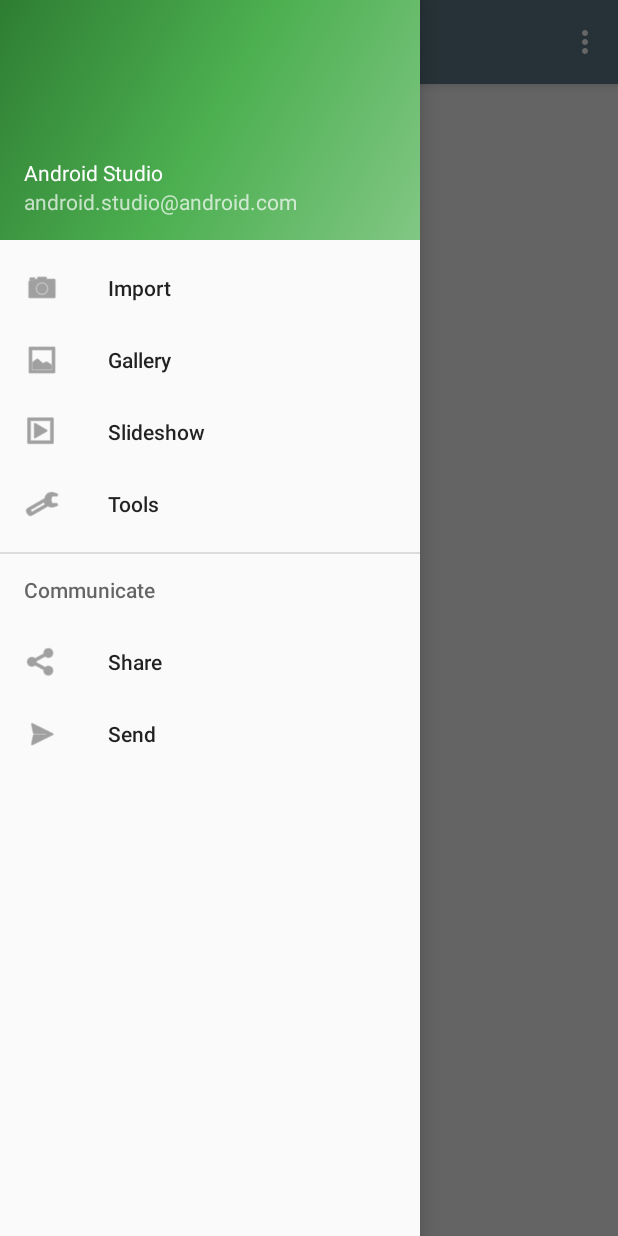
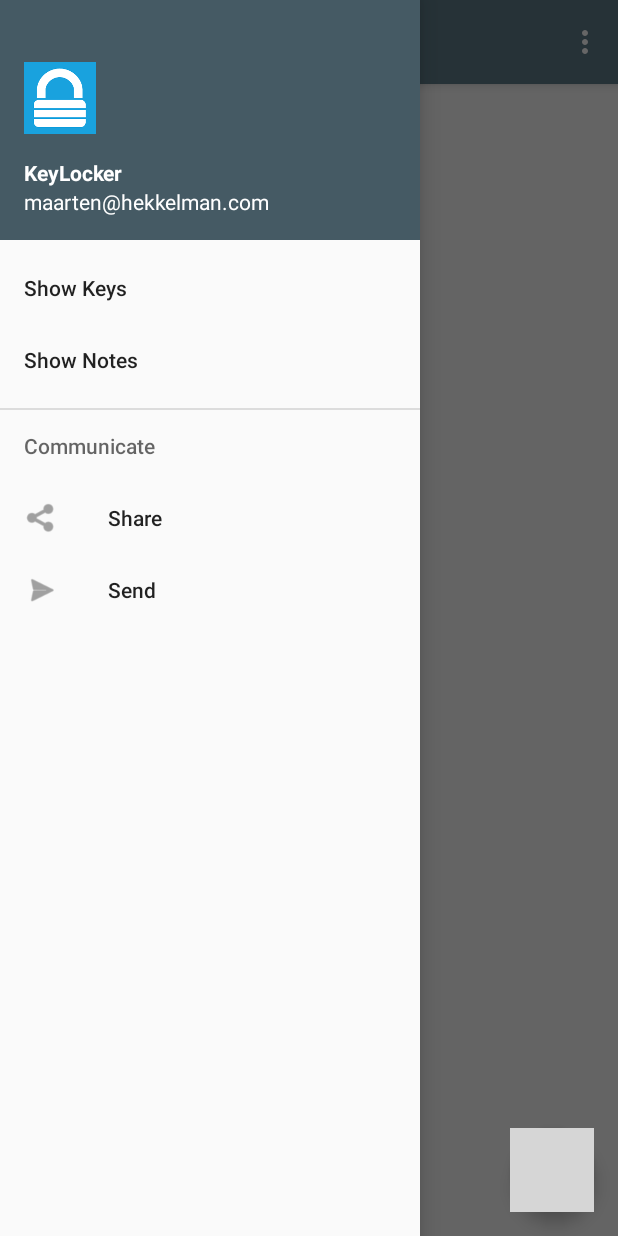
Before and after one commit to mhekkel/keylocker, an Android app: the MainActivity screen opened directly, with no data from a screen before it, with the side drawer open, on a phone screen of 412 x 824 dp. Run offline under Robolectric (Android 15) with nearby library versions, the phone set to English and light mode, and no system bars; libraries missing offline, so code that uses them is left out: org.simpleframework.xml; 2 statements that could not run were skipped; grey boxes are pictures that could not be loaded.

Commit message:
Veel gedaan en weinig opgeschoten...

```diff
--- a/app/src/main/java/com/hekkelman/keylocker/MainActivity.java
+++ b/app/src/main/java/com/hekkelman/keylocker/MainActivity.java
@@ -3,6 +3,7 @@ package com.hekkelman.keylocker;
 import android.content.Context;
 import android.content.Intent;
 import android.os.Bundle;
+import android.support.design.widget.FloatingActionButton;
 import android.view.LayoutInflater;
 import android.view.View;
 import android.support.design.widget.NavigationView;
@@ -109,14 +110,14 @@ public class MainActivity extends AppCompatActivity
         getWindow().setFlags(WindowManager.LayoutParams.FLAG_SECURE,
                 WindowManager.LayoutParams.FLAG_SECURE);
 
-//        FloatingActionButton fab = (FloatingActionButton) findViewById(R.id.fab);
-//        fab.setOnClickListener(new View.OnClickListener() {
-//            @Override
-//            public void onClick(View view) {
+        FloatingActionButton fab = (FloatingActionButton) findViewById(R.id.fab);
+        fab.setOnClickListener(new View.OnClickListener() {
+            @Override
+            public void onClick(View view) {
 //                Snackbar.make(view, "Replace with your own action", Snackbar.LENGTH_LONG)
 //                        .setAction("Action", null).show();
-//            }
-//        });
+            }
+        });
 
         DrawerLayout drawer = (DrawerLayout) findViewById(R.id.drawer_layout);
         ActionBarDrawerToggle toggle = new ActionBarDrawerToggle(
@@ -186,13 +187,9 @@ public class MainActivity extends AppCompatActivity
         // Handle navigation view item clicks here.
         int id = item.getItemId();
 
-        if (id == R.id.nav_camara) {
+        if (id == R.id.nav_keys) {
             // Handle the camera action
-        } else if (id == R.id.nav_gallery) {
-
-        } else if (id == R.id.nav_slideshow) {
-
-        } else if (id == R.id.nav_manage) {
+        } else if (id == R.id.nav_notes) {
 
         } else if (id == R.id.nav_share) {
 
--- a/app/src/main/res/drawable/side_nav_bar.xml
+++ b/app/src/main/res/drawable/side_nav_bar.xml
@@ -1,9 +1,4 @@
 <shape xmlns:android="http://schemas.android.com/apk/res/android"
     android:shape="rectangle" >
-    <gradient
-        android:startColor="#81C784"
-        android:centerColor="#4CAF50"
-        android:endColor="#2E7D32"
-        android:type="linear"
-        android:angle="135"/>
+    <solid android:color="@color/primary_dark"/>
 </shape>
--- a/app/src/main/res/layout/app_bar_main.xml
+++ b/app/src/main/res/layout/app_bar_main.xml
@@ -17,9 +17,9 @@
 
     <include layout="@layout/content_main" />
 
-    <!--<android.support.design.widget.FloatingActionButton android:id="@+id/fab"-->
-        <!--android:layout_width="wrap_content" android:layout_height="wrap_content"-->
-        <!--android:layout_gravity="bottom|end" android:layout_margin="@dimen/fab_margin"-->
-        <!--android:src="@android:drawable/ic_dialog_email" />-->
+    <android.support.design.widget.FloatingActionButton android:id="@+id/fab"
+        android:layout_width="wrap_content" android:layout_height="wrap_content"
+        android:layout_gravity="bottom|end" android:layout_margin="@dimen/fab_margin"
+        android:src="@mipmap/ic_plus" />
 
 </android.support.design.widget.CoordinatorLayout>
--- a/app/src/main/res/layout/nav_header_main.xml
+++ b/app/src/main/res/layout/nav_header_main.xml
@@ -1,23 +1,25 @@
 <?xml version="1.0" encoding="utf-8"?>
 <LinearLayout xmlns:android="http://schemas.android.com/apk/res/android"
     android:layout_width="match_parent" android:layout_height="@dimen/nav_header_height"
-    android:background="@drawable/side_nav_bar"
     android:paddingBottom="@dimen/activity_vertical_margin"
     android:paddingLeft="@dimen/activity_horizontal_margin"
     android:paddingRight="@dimen/activity_horizontal_margin"
     android:paddingTop="@dimen/activity_vertical_margin"
-    android:theme="@style/ThemeOverlay.AppCompat.Dark" android:orientation="vertical"
+    android:theme="@style/DrawerTheme" android:orientation="vertical"
+    android:background="@drawable/side_nav_bar"
     android:gravity="bottom">
 
-    <!--<ImageView android:layout_width="wrap_content" android:layout_height="wrap_content"-->
-        <!--android:paddingTop="@dimen/nav_header_vertical_spacing"-->
-        <!--android:src="@android:drawable/sym_def_app_icon" android:id="@+id/imageView" />-->
+    <ImageView android:layout_width="wrap_content" android:layout_height="wrap_content"
+        android:paddingTop="@dimen/nav_header_vertical_spacing"
+        android:src="@mipmap/ic_launcher" android:id="@+id/imageView" />
 
     <TextView android:layout_width="match_parent" android:layout_height="wrap_content"
-        android:paddingTop="@dimen/nav_header_vertical_spacing" android:text="Android Studio"
-        android:textAppearance="@style/TextAppearance.AppCompat.Body1" />
+        android:paddingTop="@dimen/nav_header_vertical_spacing" android:text="@string/drawer_name"
+              style="@style/DrawerTheme"
+              android:textStyle="bold"/>
 
     <TextView android:layout_width="wrap_content" android:layout_height="wrap_content"
-        android:text="android.studio@android.com" android:id="@+id/textView" />
+        android:text="@string/drawer_addr" android:id="@+id/textView"
+              style="@style/DrawerTheme"/>
 
 </LinearLayout>
--- a/app/src/main/res/menu/activity_main_drawer.xml
+++ b/app/src/main/res/menu/activity_main_drawer.xml
@@ -2,14 +2,17 @@
 <menu xmlns:android="http://schemas.android.com/apk/res/android">
 
     <group android:checkableBehavior="single">
-        <item android:id="@+id/nav_camara" android:icon="@android:drawable/ic_menu_camera"
-            android:title="Import" />
-        <item android:id="@+id/nav_gallery" android:icon="@android:drawable/ic_menu_gallery"
-            android:title="Gallery" />
-        <item android:id="@+id/nav_slideshow" android:icon="@android:drawable/ic_menu_slideshow"
-            android:title="Slideshow" />
-        <item android:id="@+id/nav_manage" android:icon="@android:drawable/ic_menu_manage"
-            android:title="Tools" />
+        <item android:id="@+id/nav_keys" android:title="@string/nav_keys_str" />
+        <item android:id="@+id/nav_notes" android:title="@string/nav_notes_str" />
+
+        <!--<item android:id="@+id/nav_camara" android:icon="@android:drawable/ic_menu_camera"-->
+            <!--android:title="Import" />-->
+        <!--<item android:id="@+id/nav_gallery" android:icon="@android:drawable/ic_menu_gallery"-->
+            <!--android:title="Gallery" />-->
+        <!--<item android:id="@+id/nav_slideshow" android:icon="@android:drawable/ic_menu_slideshow"-->
+            <!--android:title="Slideshow" />-->
+        <!--<item android:id="@+id/nav_manage" android:icon="@android:drawable/ic_menu_manage"-->
+            <!--android:title="Tools" />-->
     </group>
 
     <item android:title="Communicate">
--- a/app/src/main/res/values-v21/styles.xml
+++ b/app/src/main/res/values-v21/styles.xml
@@ -1,11 +1,8 @@
 <resources>>
-
     <style name="AppTheme.NoActionBar">
         <item name="windowActionBar">false</item>
         <item name="windowNoTitle">true</item>
         <item name="android:windowDrawsSystemBarBackgrounds">true</item>
         <item name="android:statusBarColor">@android:color/transparent</item>
     </style>
-
-
 </resources>
--- a/app/src/main/res/values/strings.xml
+++ b/app/src/main/res/values/strings.xml
@@ -22,4 +22,9 @@
     <string name="keyURLCaptionHint">URL</string>
 
     <string name="action_save">Save</string>
+
+    <string name="nav_keys_str">Show Keys</string>
+    <string name="nav_notes_str">Show Notes</string>
+    <string name="drawer_name">KeyLocker</string>
+    <string name="drawer_addr">maarten@hekkelman.com</string>
 </resources>
--- a/app/src/main/res/values/styles.xml
+++ b/app/src/main/res/values/styles.xml
@@ -1,6 +1,7 @@
 <resources>
 
     <!-- Base application theme. -->
+
     <style name="AppTheme" parent="Theme.AppCompat.Light.DarkActionBar">
         <!-- Customize your theme here. -->
         <item name="colorPrimary">@color/primary</item>
@@ -8,14 +9,23 @@
         <item name="colorAccent">@color/accent</item>
     </style>
 
+    <style name="DrawerTheme" parent="Theme.AppCompat.Light.DarkActionBar">
+        <!-- Customize your theme here. -->
+        <item name="colorPrimary">@color/primary_dark</item>
+        <item name="colorPrimaryDark">@color/primary_dark</item>
+        <item name="colorAccent">@color/accent</item>
+        <item name="android:textColorPrimary">@color/icons</item>
+    </style>
+
+
     <style name="AppTheme.NoActionBar">
         <item name="windowActionBar">false</item>
         <item name="windowNoTitle">true</item>
     </style>
 
-    <style name="AppTheme.AppBarOverlay" parent="ThemeOverlay.AppCompat.Dark.ActionBar" />
+    <style name="AppTheme.AppBarOverlay" parent="ThemeOverlay.AppCompat.Dark.ActionBar"/>
 
-    <style name="AppTheme.PopupOverlay" parent="ThemeOverlay.AppCompat.Light" />
+    <style name="AppTheme.PopupOverlay" parent="ThemeOverlay.AppCompat.Light"/>
 
     <style name="ListItemCaption" parent="@android:style/TextAppearance.Large">
         <item name="android:textColor">#000000</item>
```
Also changed, not shown: 1 other file.
